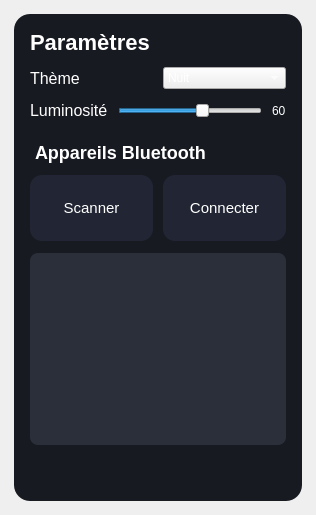
The window that settingspage.ui (Eliasgnd/InterfaceGPS) describes before a commit, drawn with Qt 5.
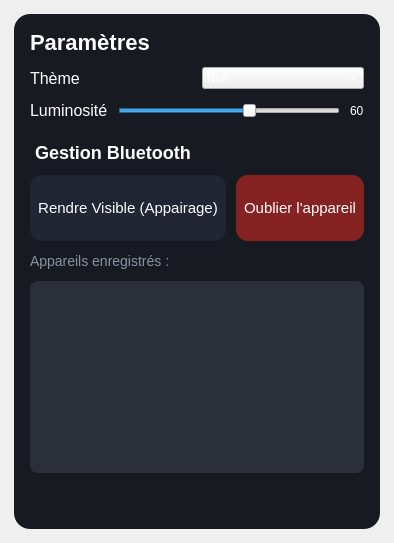
The same window after the commit.

Commit message: changment bleutooth paramettre

The edit to the form file:
```diff
--- a/settingspage.ui
+++ b/settingspage.ui
@@ -126,7 +126,7 @@
       <item>
        <widget class="QLabel" name="lblBluetoothTitle">
         <property name="text">
-         <string>Appareils Bluetooth</string>
+         <string>Gestion Bluetooth</string>
         </property>
         <property name="styleSheet">
          <string notr="true">QLabel{font-size:18px;font-weight:bold;margin-top:10px;}</string>
@@ -141,19 +141,33 @@
         <item>
          <widget class="QPushButton" name="btnScan">
           <property name="text">
-           <string>Scanner</string>
+           <string>Rendre Visible (Appairage)</string>
+          </property>
+          <property name="checkable">
+           <bool>true</bool>
           </property>
          </widget>
         </item>
         <item>
          <widget class="QPushButton" name="btnPair">
           <property name="text">
-           <string>Connecter</string>
+           <string>Oublier l'appareil</string>
+          </property>
+          <property name="styleSheet">
+            <string notr="true">QPushButton{background-color:#852222;}</string>
           </property>
          </widget>
         </item>
        </layout>
       </item>
+
+      <item>
+       <widget class="QLabel" name="lblPaired">
+        <property name="text"><string>Appareils enregistrés :</string></property>
+        <property name="styleSheet"><string>color:#8892a0; font-size:14px;</string></property>
+       </widget>
+      </item>
+
       <item>
        <widget class="QListWidget" name="listDevices">
         <property name="maximumSize">
```
Left out of the diff: 10 changed lines with no effect on the pictures. The commit also changes 2 other files.
